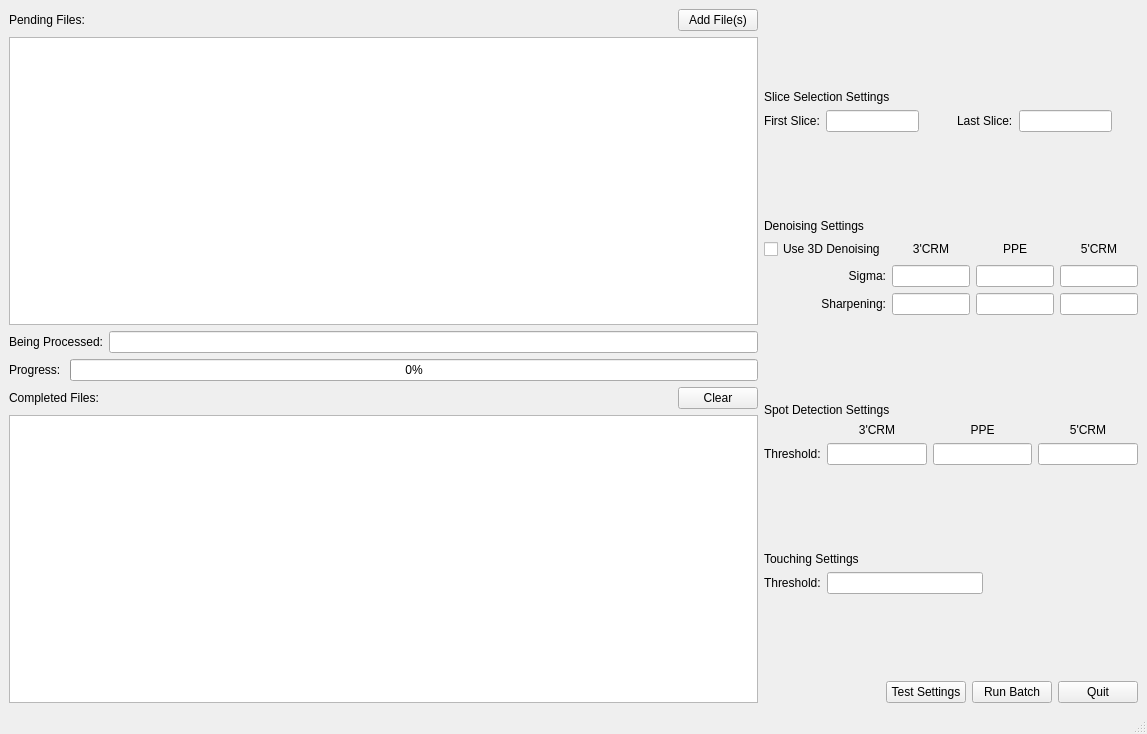
Above: findSpotsTool.ui from StathopoulosLab/find_spots before the change. Below: the same form after it.
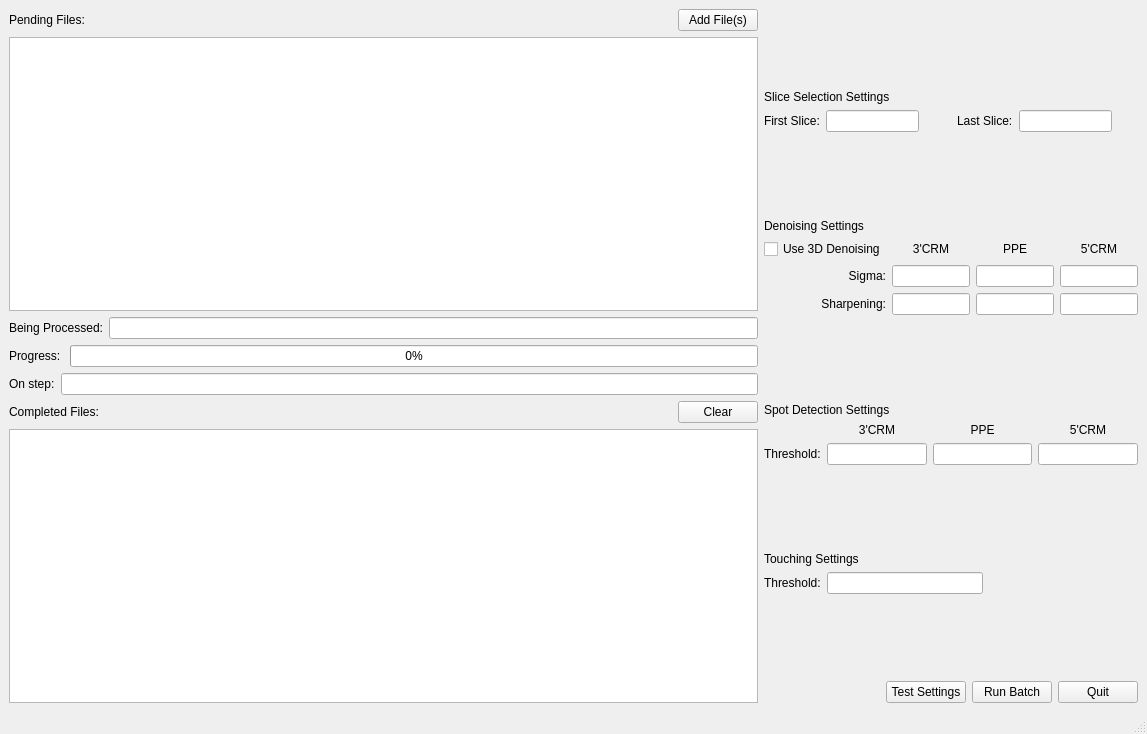
That is the form after the change.

Commit message: Add stepName box to layout

```diff
--- a/findSpotsTool.ui
+++ b/findSpotsTool.ui
@@ -87,6 +87,20 @@
         </item>
        </layout>
       </item>
+      <item>
+       <layout class="QHBoxLayout" name="stepNameHorizontalLayout">
+        <item>
+         <widget class="QLabel" name="stepNameLabel">
+          <property name="text">
+           <string>On step:</string>
+          </property>
+         </widget>
+        </item>
+        <item>
+         <widget class="QLineEdit" name="stepNameLineEdit"/>
+        </item>
+       </layout>
+      </item>
       <item>
        <layout class="QHBoxLayout" name="completedFilesHorizontalLayout">
         <item>
```
The commit also changes 1 other file.
